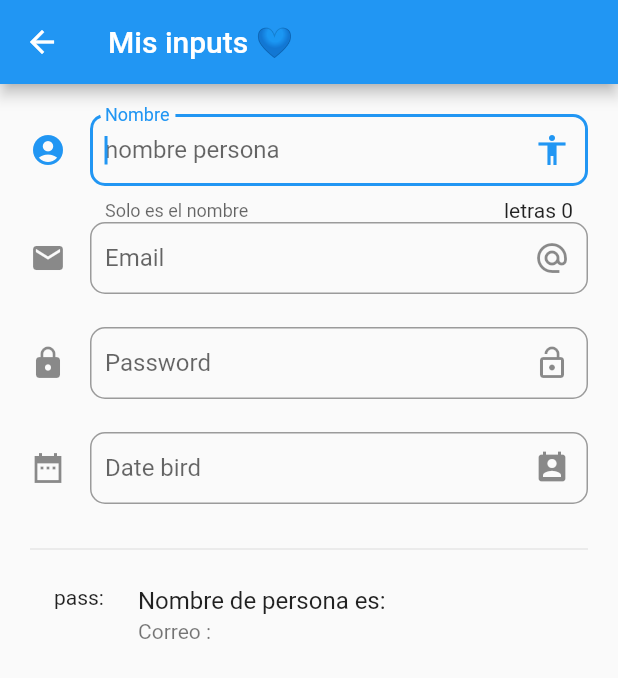
After one commit to mariotip/Dart-Flutter, a Flutter app: the screen it shows after launch, after a tap on "Inputs", on a phone screen of 412 x 824 dp. The commit adds this screen. Shown: the top 678 px of the screen. Run offline on Flutter 3.47's test engine with Material 2 defaults, Android fonts, the phone set to English and light mode, and no system bars; network calls fail.

Commit message:
add inputs :)

```diff
--- a/data/menu_opts.json
+++ b/data/menu_opts.json
@@ -31,5 +31,11 @@
             "icon" : "dona",
             "texto": "Animacion"
         }
+        ,
+        {
+            "ruta" : "input",
+            "icon" : "input",
+            "texto": "Inputs"
+        }
     ]
 }
--- a/lib/src/app.dart
+++ b/lib/src/app.dart
@@ -1,6 +1,7 @@
 import 'package:flutter/material.dart';
 import 'package:contador/src/routes/routes.dart';
 import 'package:contador/src/pages/home_page_copy.dart';
+import 'package:flutter_localizations/flutter_localizations.dart';
 
 class MyApp extends StatelessWidget {
   //clase para llamar extendiendo de class name extends StatelessWidget
@@ -11,6 +12,17 @@ class MyApp extends StatelessWidget {
     return MaterialApp(
       title: 'componenteas',
       debugShowCheckedModeBanner: false,
+      localizationsDelegates: [
+        // ... app-specific localization delegate[s] here
+        GlobalMaterialLocalizations.delegate,
+        GlobalWidgetsLocalizations.delegate,
+        GlobalCupertinoLocalizations.delegate,
+      ],
+      supportedLocales: [
+        const Locale('en', ''), // English, no country code
+        const Locale('es', 'ES'), // Hebrew, no country code
+        // ... other locales the app supports
+      ],
 //creamos nuetras rutas par la navegacion ROUTES
       initialRoute: '/',
       routes: getAppRoutes(),
--- a/lib/src/pages/animate_page.dart
+++ b/lib/src/pages/animate_page.dart
@@ -4,10 +4,10 @@ import 'package:flutter/material.dart';
 
 class AnimatePage extends StatefulWidget {
   @override
-  _nameState createState() => _nameState();
+  _AnimatePage createState() => _AnimatePage();
 }
 
-class _nameState extends State<AnimatePage> {
+class _AnimatePage extends State<AnimatePage> {
   double _width = 50.0;
   double _height = 50.0;
   Color _color = Colors.blue[900];
--- /dev/null
+++ b/lib/src/pages/intput_pages.dart
@@ -0,0 +1,143 @@
+import 'package:flutter/material.dart';
+
+class InputPage extends StatefulWidget {
+  InputPage({Key key}) : super(key: key);
+
+  @override
+  _InputPageState createState() => _InputPageState();
+}
+
+class _InputPageState extends State<InputPage> {
+  String _name = '';
+  String _email = '';
+  String _pass = '';
+  String _date = '';
+  TextEditingController _inputFielDateController = new TextEditingController();
+
+  @override
+  Widget build(BuildContext context) {
+    return Scaffold(
+      appBar: AppBar(
+        title: Text('Mis inputs 💙'),
+      ),
+      body: ListView(
+        padding: EdgeInsets.symmetric(horizontal: 20.0, vertical: 20.0),
+        children: [
+          _createInput(),
+          _createEmail(),
+          _createPass(),
+          _createDate(),
+          // _createDropdown(),
+          Divider(),
+          _createPerson(),
+        ],
+      ),
+    );
+  }
+
+  _createInput() => TextField(
+        autofocus: true,
+        textCapitalization: TextCapitalization.sentences,
+        decoration: InputDecoration(
+            contentPadding: EdgeInsets.all(10),
+            border:
+                OutlineInputBorder(borderRadius: BorderRadius.circular(10.0)),
+            counter: Text('letras ${_name.length}'),
+            hintText: 'nombre persona',
+            labelText: 'Nombre',
+            helperText: 'Solo es el nombre',
+            suffixIcon: Icon(Icons.accessibility),
+            icon: Icon(Icons.account_circle)),
+        onChanged: (value) => {
+          setState(() {
+            _name = value;
+          })
+        },
+      );
+
+  _createEmail() => TextField(
+        keyboardType: TextInputType.emailAddress,
+        decoration: InputDecoration(
+            contentPadding: EdgeInsets.all(10),
+            border:
+                OutlineInputBorder(borderRadius: BorderRadius.circular(10.0)),
+            hintText: 'Email',
+            helperText: '',
+            labelText: 'Email',
+            suffixIcon: Icon(Icons.alternate_email),
+            icon: Icon(Icons.email)),
+        onChanged: (value) => {
+          setState(() {
+            _email = value;
+          })
+        },
+      );
+
+  _createPerson() {
+    return ListTile(
+      title: Text('Nombre de persona es: $_name'),
+      subtitle: Text('Correo : $_email'),
+      leading: Text('pass: $_pass'),
+    );
+  }
+
+  _createPass() => TextField(
+        obscureText: true,
+        decoration: InputDecoration(
+            contentPadding: EdgeInsets.all(10),
+            border:
+                OutlineInputBorder(borderRadius: BorderRadius.circular(10.0)),
+            hintText: 'Password',
+            helperText: '',
+            labelText: 'Password',
+            suffixIcon: Icon(Icons.lock_open),
+            icon: Icon(Icons.lock)),
+        onChanged: (value) => {
+          setState(() {
+            _pass = value;
+          })
+        },
+      );
+
+  _createDate() => TextField(
+        enableInteractiveSelection: false,
+        controller: _inputFielDateController,
+        decoration: InputDecoration(
+            contentPadding: EdgeInsets.all(10),
+            border:
+                OutlineInputBorder(borderRadius: BorderRadius.circular(10.0)),
+            hintText: 'Date bird',
+            helperText: '',
+            labelText: 'Date bird',
+            suffixIcon: Icon(Icons.perm_contact_calendar),
+            icon: Icon(Icons.date_range_sharp)),
+        onTap: () {
+          FocusScope.of(context).requestFocus(new FocusNode());
+          _selectDate(context);
+        },
+      );
+
+  void _selectDate(BuildContext context) async {
+    DateTime picked = await showDatePicker(
+        context: context,
+        initialDate: new DateTime.now(),
+        firstDate: new DateTime(2018),
+        lastDate: new DateTime(2025),
+        locale: Locale('es', 'ES'));
+
+    if (picked != null) {
+      setState(() {
+        _date = picked.toString();
+        _inputFielDateController.text = _date;
+      });
+    }
+  }
+
+// List<DropdownMenuItem> getOpcDropDown
+//   _createDropdown() => DropdownButton(
+//         items: [],
+//         onChanged: (opc) {
+//           print(opc);
+//         },
+//       );
+}
--- a/lib/src/routes/routes.dart
+++ b/lib/src/routes/routes.dart
@@ -1,4 +1,5 @@
 import 'package:contador/src/pages/animate_page.dart';
+import 'package:contador/src/pages/intput_pages.dart';
 import 'package:flutter/material.dart';
 import 'package:contador/src/pages/home_page.dart';
 import 'package:contador/src/pages/card_page.dart';
@@ -13,6 +14,7 @@ Map<String, WidgetBuilder> getAppRoutes() {
     'avatar': (BuildContext context) => AvatarPage(),
     'card': (BuildContext context) => CardPage(),
     'counter': (BuildContext context) => Contador(),
-    'animate': (BuildContext contex) => AnimatePage()
+    'animate': (BuildContext contex) => AnimatePage(),
+    'input': (BuildContext contex) => InputPage()
   };
 }
--- a/lib/src/utils/icon_string.dart
+++ b/lib/src/utils/icon_string.dart
@@ -6,7 +6,8 @@ final _icons = <String, IconData>{
   'folder_open': Icons.folder_open,
   'count': Icons.timer,
   'mio': Icons.audiotrack,
-  'dona': Icons.donut_large
+  'dona': Icons.donut_large,
+  'input': Icons.input
 };
 
 Icon getIcon(String nombreIcon) {
--- a/pubspec.yaml
+++ b/pubspec.yaml
@@ -23,6 +23,10 @@ environment:
 dependencies:
   flutter:
     sdk: flutter
+
+  flutter_localizations:
+    sdk: flutter
+
 
 
   # The following adds the Cupertino Icons font to your application.
```
Also changed, not shown: pubspec.lock.
